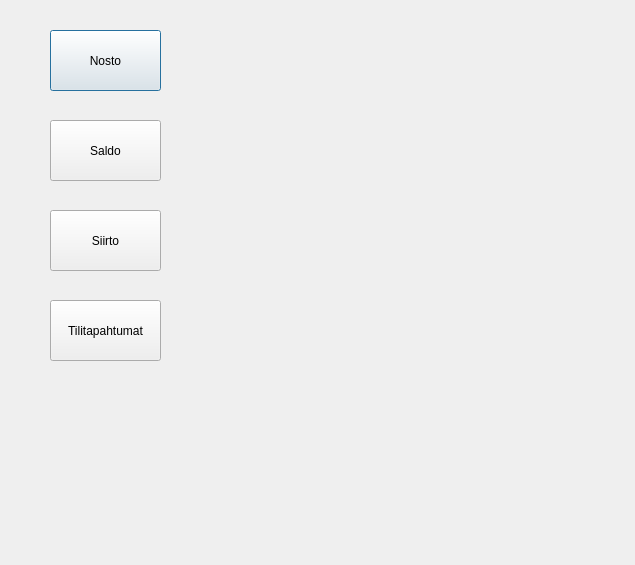
First picture: the form in bankautomat/valikko.ui, repository tvt21kmo-bank-project/group_4, before the edit.
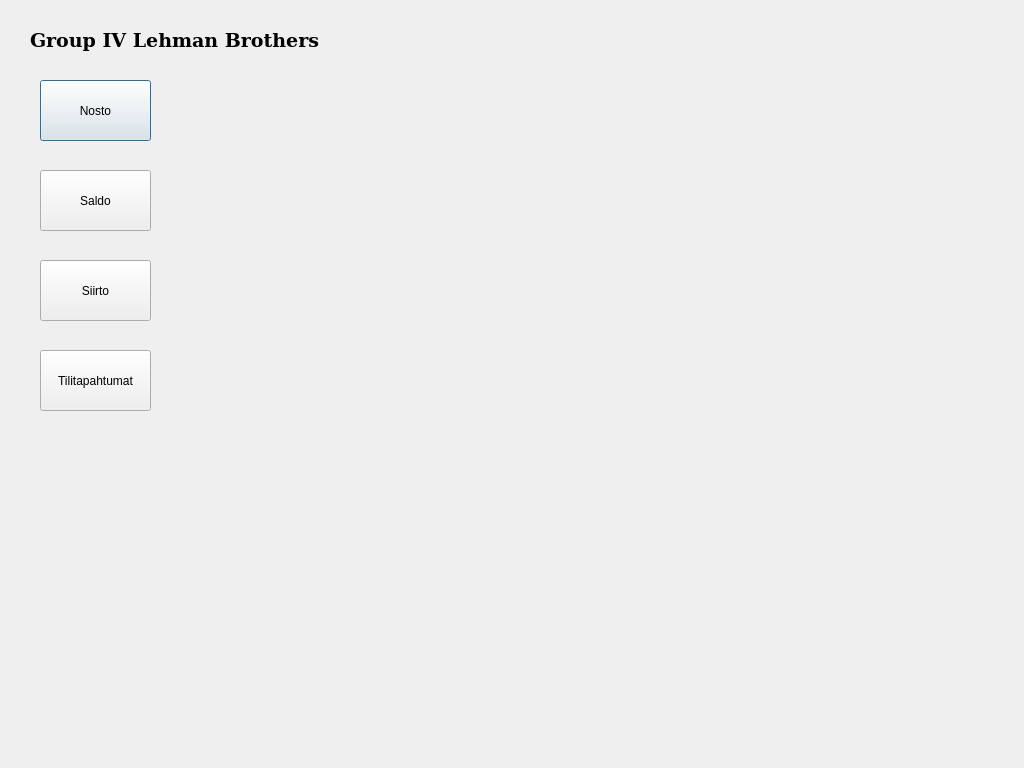
Second picture: the form after the edit.

```diff
--- a/bankautomat/valikko.ui
+++ b/bankautomat/valikko.ui
@@ -6,8 +6,8 @@
    <rect>
     <x>0</x>
     <y>0</y>
-    <width>635</width>
-    <height>565</height>
+    <width>1024</width>
+    <height>768</height>
    </rect>
   </property>
   <property name="windowTitle">
@@ -16,8 +16,8 @@
   <widget class="QPushButton" name="btnNosto">
    <property name="geometry">
     <rect>
-     <x>50</x>
-     <y>30</y>
+     <x>40</x>
+     <y>80</y>
      <width>111</width>
      <height>61</height>
     </rect>
@@ -29,8 +29,8 @@
   <widget class="QPushButton" name="btnSaldo">
    <property name="geometry">
     <rect>
-     <x>50</x>
-     <y>120</y>
+     <x>40</x>
+     <y>170</y>
      <width>111</width>
      <height>61</height>
     </rect>
@@ -42,8 +42,8 @@
   <widget class="QPushButton" name="btnSiirto">
    <property name="geometry">
     <rect>
-     <x>50</x>
-     <y>210</y>
+     <x>40</x>
+     <y>260</y>
      <width>111</width>
      <height>61</height>
     </rect>
@@ -55,8 +55,8 @@
   <widget class="QPushButton" name="btnTapahtumat">
    <property name="geometry">
     <rect>
-     <x>50</x>
-     <y>300</y>
+     <x>40</x>
+     <y>350</y>
      <width>111</width>
      <height>61</height>
     </rect>
@@ -65,6 +65,30 @@
     <string>Tilitapahtumat</string>
    </property>
   </widget>
+  <widget class="QLabel" name="labelMainTitle">
+   <property name="geometry">
+    <rect>
+     <x>30</x>
+     <y>20</y>
+     <width>951</width>
+     <height>41</height>
+    </rect>
+   </property>
+   <property name="font">
+    <font>
+     <family>DejaVu Serif</family>
+     <pointsize>14</pointsize>
+     <weight>75</weight>
+     <bold>true</bold>
+    </font>
+   </property>
+   <property name="styleSheet">
+    <string notr="true"/>
+   </property>
+   <property name="text">
+    <string>Group IV Lehman Brothers</string>
+   </property>
+  </widget>
  </widget>
  <resources/>
  <connections/>
```
